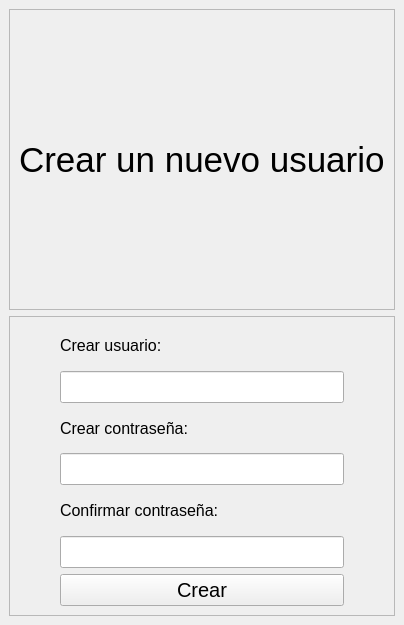
Old version of the form UI/registrarUsuario.ui in the repository sandro12352/proyectoRQS.
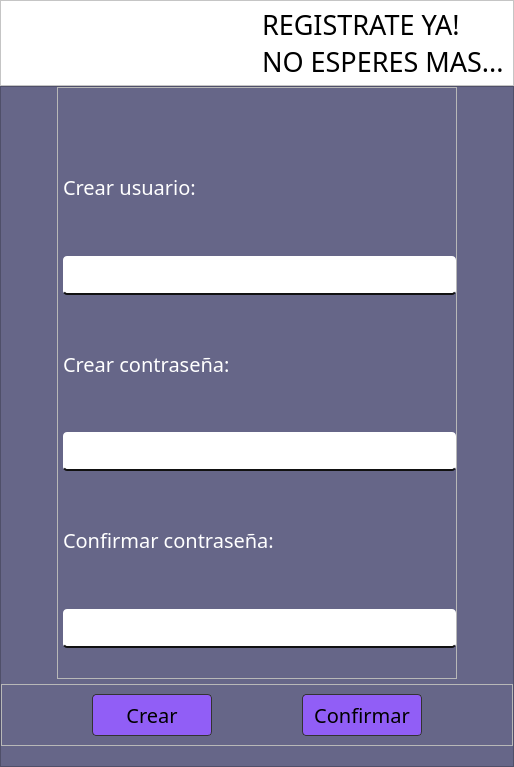
New version of the form. Icons and pictures are not drawn.

Commit message: nuevos cambios

```diff
--- a/UI/registrarUsuario.ui
+++ b/UI/registrarUsuario.ui
@@ -6,36 +6,84 @@
    <rect>
     <x>0</x>
     <y>0</y>
-    <width>402</width>
-    <height>625</height>
+    <width>514</width>
+    <height>767</height>
    </rect>
   </property>
   <property name="windowTitle">
    <string>MainWindow</string>
   </property>
   <widget class="QWidget" name="centralwidget">
+   <property name="styleSheet">
+    <string notr="true">font-family:&quot;Palatino Linotype.&quot;;</string>
+   </property>
    <layout class="QVBoxLayout" name="verticalLayout">
+    <property name="spacing">
+     <number>0</number>
+    </property>
+    <property name="leftMargin">
+     <number>0</number>
+    </property>
+    <property name="topMargin">
+     <number>0</number>
+    </property>
+    <property name="rightMargin">
+     <number>0</number>
+    </property>
+    <property name="bottomMargin">
+     <number>0</number>
+    </property>
     <item>
-     <widget class="QFrame" name="frame">
+     <widget class="QFrame" name="frame_superior">
       <property name="layoutDirection">
        <enum>Qt::LeftToRight</enum>
       </property>
+      <property name="styleSheet">
+       <string notr="true">background:#fff</string>
+      </property>
       <property name="frameShape">
        <enum>QFrame::StyledPanel</enum>
       </property>
       <property name="frameShadow">
        <enum>QFrame::Raised</enum>
       </property>
-      <layout class="QVBoxLayout" name="verticalLayout_2">
-       <item alignment="Qt::AlignHCenter">
+      <layout class="QHBoxLayout" name="horizontalLayout">
+       <property name="spacing">
+        <number>10</number>
+       </property>
+       <property name="leftMargin">
+        <number>5</number>
+       </property>
+       <property name="topMargin">
+        <number>5</number>
+       </property>
+       <property name="rightMargin">
+        <number>5</number>
+       </property>
+       <property name="bottomMargin">
+        <number>5</number>
+       </property>
+       <item>
         <widget class="QLabel" name="label">
+         <property name="text">
+          <string/>
+         </property>
+         <property name="pixmap">
+          <pixmap>../imagenes/graduado (4).png</pixmap>
+         </property>
+        </widget>
+       </item>
+       <item>
+        <widget class="QLabel" name="label_5">
          <property name="font">
           <font>
-           <pointsize>26</pointsize>
+           <family>Palatino Linotype.</family>
+           <pointsize>20</pointsize>
           </font>
          </property>
          <property name="text">
-          <string>Crear un nuevo usuario</string>
+          <string>REGISTRATE YA! 
+NO ESPERES MAS...</string>
          </property>
         </widget>
        </item>
@@ -43,7 +91,45 @@
      </widget>
     </item>
     <item>
-     <widget class="QFrame" name="frame_2">
+     <widget class="QFrame" name="frame_inferior">
+      <property name="styleSheet">
+       <string notr="true">#frame_inferior{
+	background:#668;
+	
+}
+.QLabel{
+color:#fff;
+
+}
+
+.QLineEdit{
+	background-color: #fff;
+	border:none;
+	padding:4px;
+	border-bottom:1.5px solid #111;
+	border-radius:4px;
+	
+}
+
+.QLineEdit:focus{
+	border-bottom:2px solid #9813FC;
+}
+
+.QPushButton{
+	background:#915EF6;
+	padding:6px;
+	border:none;
+	border:1px solid #333;
+	border-radius:4px
+}
+
+.QPushButton:hover{
+	background:#9813FC;
+	
+}
+
+</string>
+      </property>
       <property name="frameShape">
        <enum>QFrame::StyledPanel</enum>
       </property>
@@ -51,17 +137,63 @@
        <enum>QFrame::Raised</enum>
       </property>
       <layout class="QVBoxLayout" name="verticalLayout_3">
+       <property name="spacing">
+        <number>5</number>
+       </property>
        <property name="leftMargin">
-        <number>50</number>
+        <number>0</number>
        </property>
+       <property name="topMargin">
+        <number>0</number>
+       </property>
        <property name="rightMargin">
-        <number>50</number>
+        <number>0</number>
+       </property>
+       <property name="bottomMargin">
+        <number>20</number>
+       </property>
+       <item alignment="Qt::AlignHCenter">
+        <widget class="QFrame" name="frame">
+         <property name="sizePolicy">
+          <sizepolicy hsizetype="Preferred" vsizetype="Expanding">
+           <horstretch>0</horstretch>
+           <verstretch>0</verstretch>
+          </sizepolicy>
+         </property>
+         <property name="minimumSize">
+          <size>
+           <width>400</width>
+           <height>0</height>
+          </size>
+         </property>
+         <property name="frameShape">
+          <enum>QFrame::StyledPanel</enum>
+         </property>
+         <property name="frameShadow">
+          <enum>QFrame::Raised</enum>
+         </property>
+         <layout class="QVBoxLayout" name="verticalLayout_2">
+          <property name="spacing">
+           <number>0</number>
+          </property>
+          <property name="leftMargin">
+           <number>5</number>
+          </property>
+          <property name="topMargin">
+           <number>30</number>
+          </property>
+          <property name="rightMargin">
+           <number>0</number>
+          </property>
+          <property name="bottomMargin">
+           <number>30</number>
        </property>
        <item>
         <widget class="QLabel" name="label_2">
          <property name="font">
           <font>
-           <pointsize>12</pointsize>
+              <family>Palatino Linotype.</family>
+              <pointsize>15</pointsize>
           </font>
          </property>
          <property name="text">
@@ -73,16 +205,21 @@
         <widget class="QLineEdit" name="txtUsuario">
          <property name="font">
           <font>
-           <pointsize>15</pointsize>
-          </font>
-         </property>
+              <family>Palatino Linotype.</family>
+              <pointsize>14</pointsize>
+             </font>
+            </property>
+            <property name="cursor">
+             <cursorShape>IBeamCursor</cursorShape>
+            </property>
         </widget>
        </item>
        <item>
         <widget class="QLabel" name="label_3">
          <property name="font">
           <font>
-           <pointsize>12</pointsize>
+              <family>Palatino Linotype.</family>
+              <pointsize>15</pointsize>
           </font>
          </property>
          <property name="text">
@@ -94,16 +231,21 @@
         <widget class="QLineEdit" name="txtPassword">
          <property name="font">
           <font>
-           <pointsize>15</pointsize>
-          </font>
-         </property>
+              <family>Palatino Linotype.</family>
+              <pointsize>14</pointsize>
+             </font>
+            </property>
+            <property name="echoMode">
+             <enum>QLineEdit::Password</enum>
+            </property>
         </widget>
        </item>
        <item>
         <widget class="QLabel" name="label_4">
          <property name="font">
           <font>
-           <pointsize>12</pointsize>
+              <family>Palatino Linotype.</family>
+              <pointsize>15</pointsize>
           </font>
          </property>
          <property name="text">
@@ -115,21 +257,96 @@
         <widget class="QLineEdit" name="txtConfirmarCon">
          <property name="font">
           <font>
-           <pointsize>15</pointsize>
-          </font>
-         </property>
-        </widget>
-       </item>
+              <family>Palatino Linotype.</family>
+              <pointsize>14</pointsize>
+             </font>
+            </property>
+            <property name="echoMode">
+             <enum>QLineEdit::Password</enum>
+            </property>
+           </widget>
+          </item>
+         </layout>
+        </widget>
+       </item>
+       <item alignment="Qt::AlignBottom">
+        <widget class="QFrame" name="frame_2">
+         <property name="frameShape">
+          <enum>QFrame::StyledPanel</enum>
+         </property>
+         <property name="frameShadow">
+          <enum>QFrame::Raised</enum>
+         </property>
+         <layout class="QHBoxLayout" name="horizontalLayout_2">
+          <property name="spacing">
+           <number>0</number>
+          </property>
+          <property name="leftMargin">
+           <number>0</number>
+          </property>
+          <property name="topMargin">
+           <number>9</number>
+          </property>
+          <property name="rightMargin">
+           <number>0</number>
+          </property>
+          <property name="bottomMargin">
+           <number>9</number>
+          </property>
        <item>
         <widget class="QPushButton" name="btnRegistrar">
+            <property name="minimumSize">
+             <size>
+              <width>120</width>
+              <height>0</height>
+             </size>
+            </property>
+            <property name="maximumSize">
+             <size>
+              <width>100</width>
+              <height>16777215</height>
+             </size>
+            </property>
          <property name="font">
           <font>
+              <family>Palatino Linotype.</family>
            <pointsize>15</pointsize>
           </font>
          </property>
          <property name="text">
           <string>Crear</string>
          </property>
+           </widget>
+          </item>
+          <item>
+           <widget class="QPushButton" name="pushButton">
+            <property name="minimumSize">
+             <size>
+              <width>120</width>
+              <height>0</height>
+             </size>
+            </property>
+            <property name="maximumSize">
+             <size>
+              <width>100</width>
+              <height>16777215</height>
+             </size>
+            </property>
+            <property name="font">
+             <font>
+              <family>Palatino Linotype.</family>
+              <pointsize>15</pointsize>
+             </font>
+            </property>
+            <property name="cursor">
+             <cursorShape>PointingHandCursor</cursorShape>
+            </property>
+            <property name="text">
+             <string>Confirmar</string>
+            </property>
+           </widget>
+          </item>
+         </layout>
         </widget>
        </item>
       </layout>
```
Left out of the diff: 3 changed lines with no effect on the pictures. Lines whose indentation alone changed are shown as unchanged. The commit also changes 27 other files.
